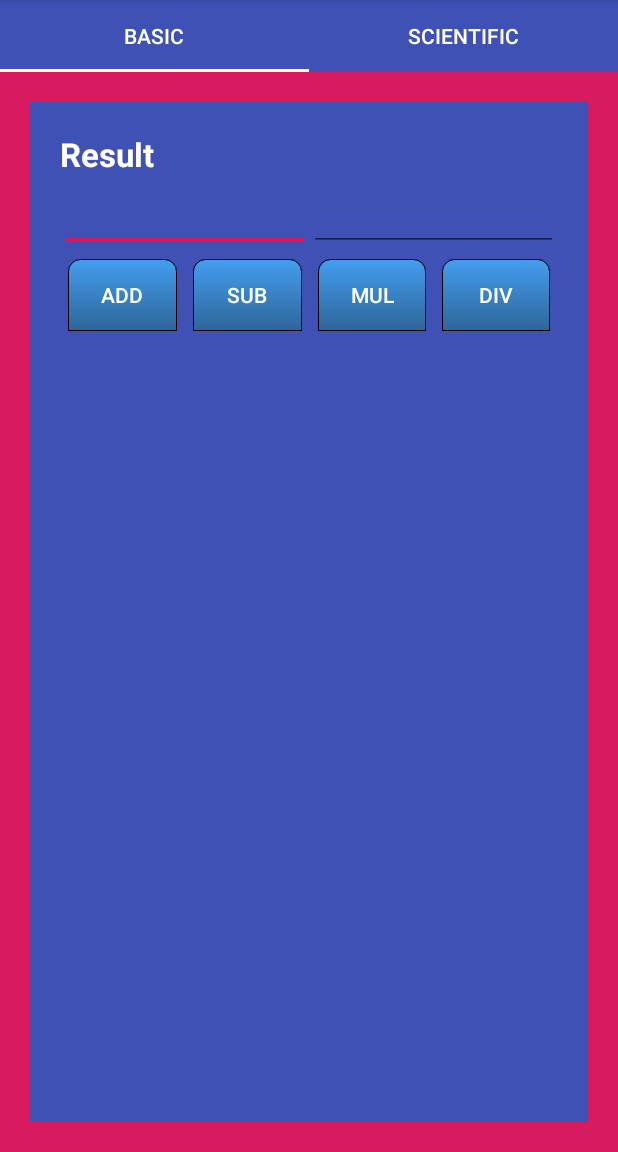
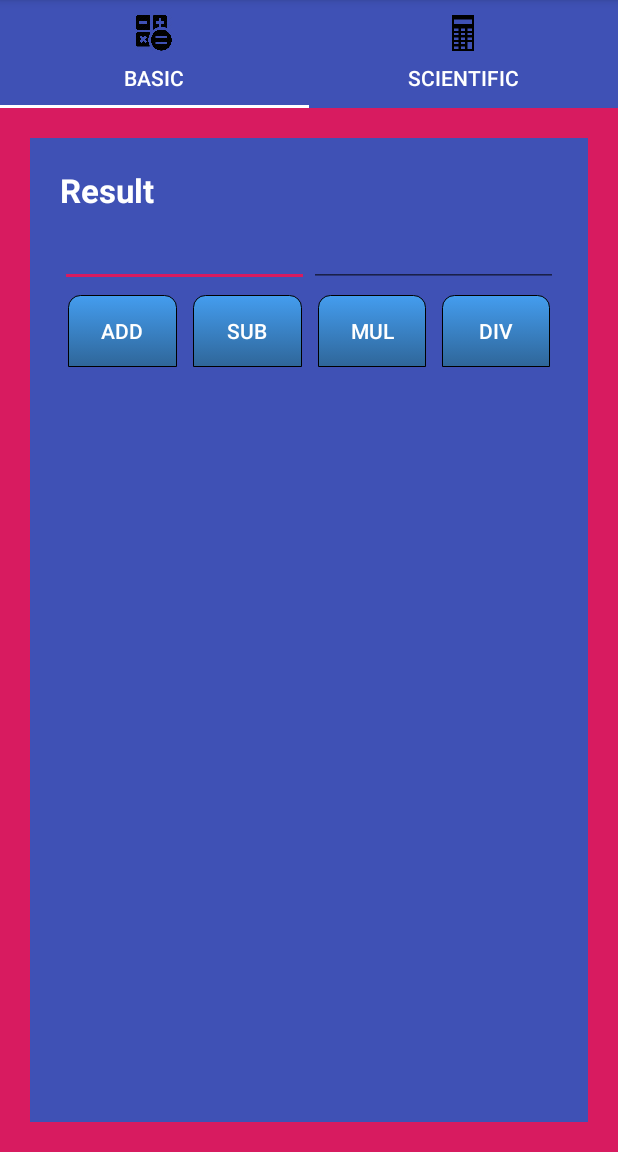
Before and after one commit to Swati-Khobragade/ChallengeAssignment, an Android app: the screen it shows after launch (CalculatorActivity), on a phone screen of 412 x 824 dp, the part 84-1236 px from its top. Run offline under Robolectric (Android 15) with nearby library versions, the phone set to English and light mode, and no system bars.

Commit message:
Adding icons in Tablayout

```diff
--- a/app/src/main/java/com/example/calculatorapplication/Controller/BasicOperationCalculation.java
+++ b/app/src/main/java/com/example/calculatorapplication/Controller/BasicOperationCalculation.java
@@ -44,6 +44,7 @@ public class BasicOperationCalculation implements ArithmeticOperationInterface {
                 break;
         }
         Log.d("calculated Value", String.valueOf(calculatedValue));
+        System.out.println("calculated Value===>>>"+calculatedValue);
         return calculatedValue;
     }
 
--- a/app/src/main/java/com/example/calculatorapplication/activity/CalculatorActivity.java
+++ b/app/src/main/java/com/example/calculatorapplication/activity/CalculatorActivity.java
@@ -5,8 +5,10 @@ package com.example.calculatorapplication.activity;
 
 import android.os.Build;
 import android.os.Bundle;
+import android.support.annotation.NonNull;
 import android.support.annotation.RequiresApi;
 import android.support.design.widget.NavigationView;
+import android.support.design.widget.TabLayout;
 import android.support.v4.view.GravityCompat;
 import android.support.v4.view.ViewPager;
 import android.support.v4.widget.DrawerLayout;
@@ -28,22 +30,36 @@ public class CalculatorActivity extends AppCompatActivity
         implements NavigationView.OnNavigationItemSelectedListener, View.OnClickListener {
 
     private ViewPager viewPager;
-    private CalculatorPagerAdapter calculatorPagerAdapter;
+    private CalculatorPagerAdapter mCalculatorPagerAdapter;
     private DrawerLayout drawer;
     private Button mbuttonRed;
     private Button mbuttonGreen;
     private Button mbuttonCyan;
-    private String colorVal;
     private BasicCalculatorFragment basicCalculatorFragment;
     private ScientificCalculatorFragment scientificCalculatorFragment;
+    private TabLayout tabLayout;
+    private int[] tabIcons = {
+            R.drawable.basic_calculator,
+            R.drawable.scientific_calculator,
+    };
 
     @Override
     protected void onCreate(Bundle savedInstanceState) {
         super.onCreate(savedInstanceState);
         setContentView(R.layout.activity_main);
         initViews();
+        setAdapter();
+        setPageTransformer();
         registerListeners();
-        setAdapter();
+        setupTabIcons();
+    }
+
+    /**
+     * Set Tab Icons
+     */
+    private void setupTabIcons() {
+        tabLayout.getTabAt(0).setIcon(tabIcons[0]);
+        tabLayout.getTabAt(1).setIcon(tabIcons[1]);
     }
 
     /**
@@ -72,14 +88,31 @@ public class CalculatorActivity extends AppCompatActivity
         mbuttonRed = findViewById(R.id.buttonRed);
         mbuttonGreen = findViewById(R.id.buttonGreen);
         mbuttonCyan = findViewById(R.id.buttonCyan);
+        tabLayout = findViewById(R.id.tabLayout);
+        Log.d("tabLayout-", tabLayout + "");
+        tabLayout.setupWithViewPager(viewPager);
     }
 
     /**
      * Set Adapter to ViewPager
      */
     private void setAdapter() {
-        calculatorPagerAdapter = new CalculatorPagerAdapter(getSupportFragmentManager());
-        viewPager.setAdapter(calculatorPagerAdapter);
+        mCalculatorPagerAdapter = new CalculatorPagerAdapter(getSupportFragmentManager(), this);
+        viewPager.setAdapter(mCalculatorPagerAdapter);
+    }
+
+    /**
+     * Set PageTransformer ti ViewPager
+     */
+    private void setPageTransformer() {
+        viewPager.setPageTransformer(false, new ViewPager.PageTransformer() {
+            @Override
+            public void transformPage(@NonNull View view, float position) {
+                final float normalizedposition = Math.abs(Math.abs(position) - 1);
+                view.setScaleX(normalizedposition / 2 + 0.5f);
+                view.setScaleY(normalizedposition / 2 + 0.5f);
+            }
+        });
     }
 
     @Override
@@ -139,10 +172,10 @@ public class CalculatorActivity extends AppCompatActivity
 
     /**
      * Set Color to outer Frame
+     *
      * @param color
      */
     private void setFrameColor(String color) {
-        colorVal = "" + color;
         Log.d("color", color + "");
         basicCalculatorFragment = (BasicCalculatorFragment) getSupportFragmentManager().findFragmentByTag("android:switcher:" + R.id.viewPagerCalculator + ":" + 0);
         Bundle bundle = new Bundle();
--- a/app/src/main/java/com/example/calculatorapplication/adapter/CalculatorPagerAdapter.java
+++ b/app/src/main/java/com/example/calculatorapplication/adapter/CalculatorPagerAdapter.java
@@ -3,23 +3,32 @@ package com.example.calculatorapplication.adapter;
  * @author Swati Khobragade
  */
 
+import android.content.Context;
+import android.graphics.drawable.Drawable;
 import android.support.annotation.Nullable;
 import android.support.v4.app.Fragment;
 import android.support.v4.app.FragmentManager;
 import android.support.v4.app.FragmentPagerAdapter;
+import android.text.SpannableStringBuilder;
+import android.text.Spanned;
+import android.text.style.ImageSpan;
 
+import com.example.calculatorapplication.R;
 import com.example.calculatorapplication.fragment.BasicCalculatorFragment;
 import com.example.calculatorapplication.fragment.ScientificCalculatorFragment;
 
 
 public class CalculatorPagerAdapter extends FragmentPagerAdapter {
     private static int NUM_ITEMS = 2;
+    private Context mContext;
+    Drawable myDrawable;
 
     /**
      * @param fragmentManager
      */
-    public CalculatorPagerAdapter(FragmentManager fragmentManager) {
+    public CalculatorPagerAdapter(FragmentManager fragmentManager,Context context) {
         super(fragmentManager);
+        mContext=context;
     }
 
     @Override
@@ -41,6 +50,27 @@ public class CalculatorPagerAdapter extends FragmentPagerAdapter {
         return fragment;
     }
 
+    /*@Nullable
+    @Override
+    public CharSequence getPageTitle(int position) {
+        SpannableStringBuilder sb;
+        ImageSpan span;
+        switch (position) {
+            case 0:
+                myDrawable = mContext.getResources().getDrawable(R.drawable.scientific_calculator);
+                sb = new SpannableStringBuilder("  Page1"); // space added before text for convenience
+
+                myDrawable.setBounds(0, 0, myDrawable.getIntrinsicWidth(), myDrawable.getIntrinsicHeight());
+                span = new ImageSpan(myDrawable, ImageSpan.ALIGN_BASELINE);
+                sb.setSpan(span, 0, 1, Spanned.SPAN_EXCLUSIVE_EXCLUSIVE);
+
+                return sb;
+            case 1:
+                return "Scientific";
+            default:
+                return null;
+        }
+    }*/
     @Nullable
     @Override
     public CharSequence getPageTitle(int position) {
@@ -53,4 +83,5 @@ public class CalculatorPagerAdapter extends FragmentPagerAdapter {
                 return null;
         }
     }
+
 }
--- a/app/src/main/java/com/example/calculatorapplication/fragment/BasicCalculatorFragment.java
+++ b/app/src/main/java/com/example/calculatorapplication/fragment/BasicCalculatorFragment.java
@@ -120,6 +120,7 @@ public class BasicCalculatorFragment extends Fragment implements View.OnClickLis
 
     /**
      * Validate Empty Fields
+     *
      * @param firstNum
      * @param secondNum
      * @return
@@ -138,6 +139,7 @@ public class BasicCalculatorFragment extends Fragment implements View.OnClickLis
 
     /**
      * Perform Arithmetic Operation based on String passed
+     *
      * @param operation
      */
     private void performOperation(String operation) {
@@ -146,12 +148,17 @@ public class BasicCalculatorFragment extends Fragment implements View.OnClickLis
         if (validateFields(firstNum, secondNum)) {
             BasicOperationCalculation basicOperationCalculation = new BasicOperationCalculation();
             double result = basicOperationCalculation.calculateBasicOperation(Double.parseDouble(firstNum), Double.parseDouble(secondNum), operation);
+            if (Double.isNaN(result)) {
+                mResultTextView.setText("Can't divide by zero");
+                return;
+            }
             mResultTextView.setText("" + result);
         }
     }
 
     /**
      * Set Background color to outer frame
+     *
      * @param args
      */
     public void putArguments(Bundle args) {
--- a/app/src/main/res/layout/content_main.xml
+++ b/app/src/main/res/layout/content_main.xml
@@ -4,18 +4,18 @@
     xmlns:tools="http://schemas.android.com/tools"
     android:layout_width="match_parent"
     android:layout_height="match_parent"
+    android:orientation="vertical"
     app:layout_behavior="@string/appbar_scrolling_view_behavior"
     tools:context=".activity.CalculatorActivity"
-    android:orientation="vertical"
     tools:showIn="@layout/app_bar_main">
 
     <android.support.v4.view.ViewPager
         android:id="@+id/viewPagerCalculator"
         android:layout_width="match_parent"
-        android:layout_height="match_parent"
-      >
+        android:layout_height="match_parent">
 
         <android.support.design.widget.TabLayout
+            android:id="@+id/tabLayout"
             android:layout_width="match_parent"
             android:layout_height="wrap_content"
             android:background="@color/ScreenColor"
--- a/app/src/main/res/values/strings.xml
+++ b/app/src/main/res/values/strings.xml
@@ -2,7 +2,7 @@
     <string name="app_name">Calculator Application</string>
     <string name="navigation_drawer_open" translatable="false">Open navigation drawer</string>
     <string name="navigation_drawer_close" translatable="false">Close navigation drawer</string>
-    <string name="nav_header_title">Calculator Application</string>
+    <string name="nav_header_title">Calculator</string>
     <string name="nav_header_subtitle" translatable="false">swati.khobragade@globallogic.com</string>
     <string name="nav_header_desc" translatable="false">Navigation header</string>
     <string name="action_settings" translatable="false">Settings</string>
```
Also changed, not shown: 3 other files.
